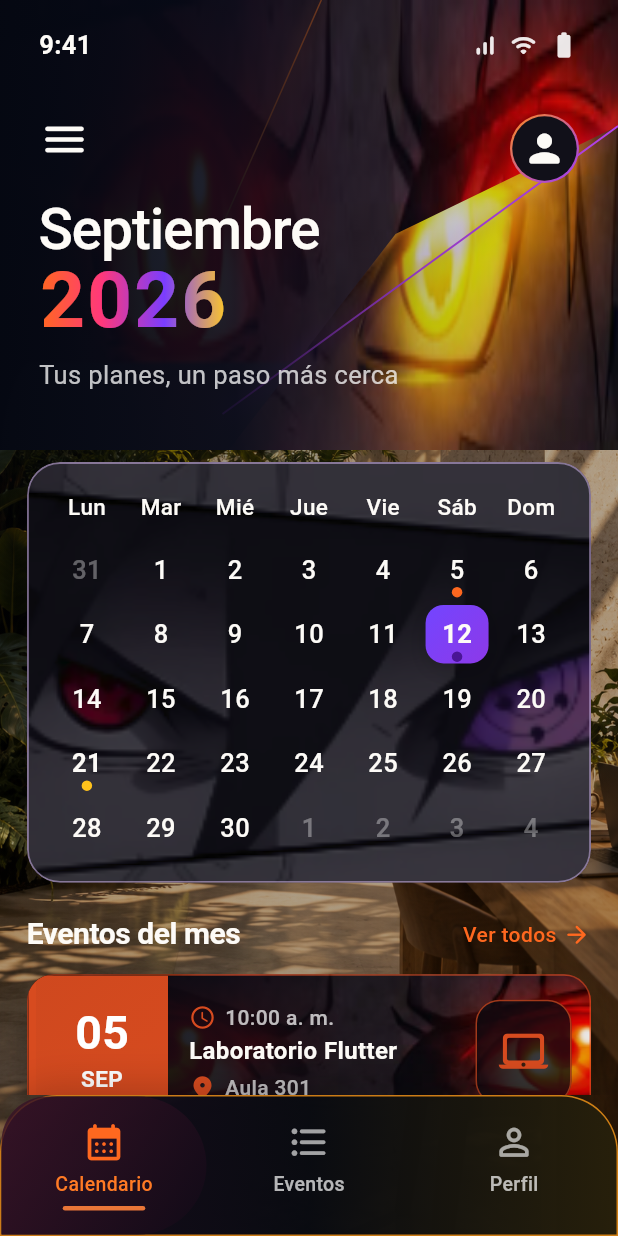
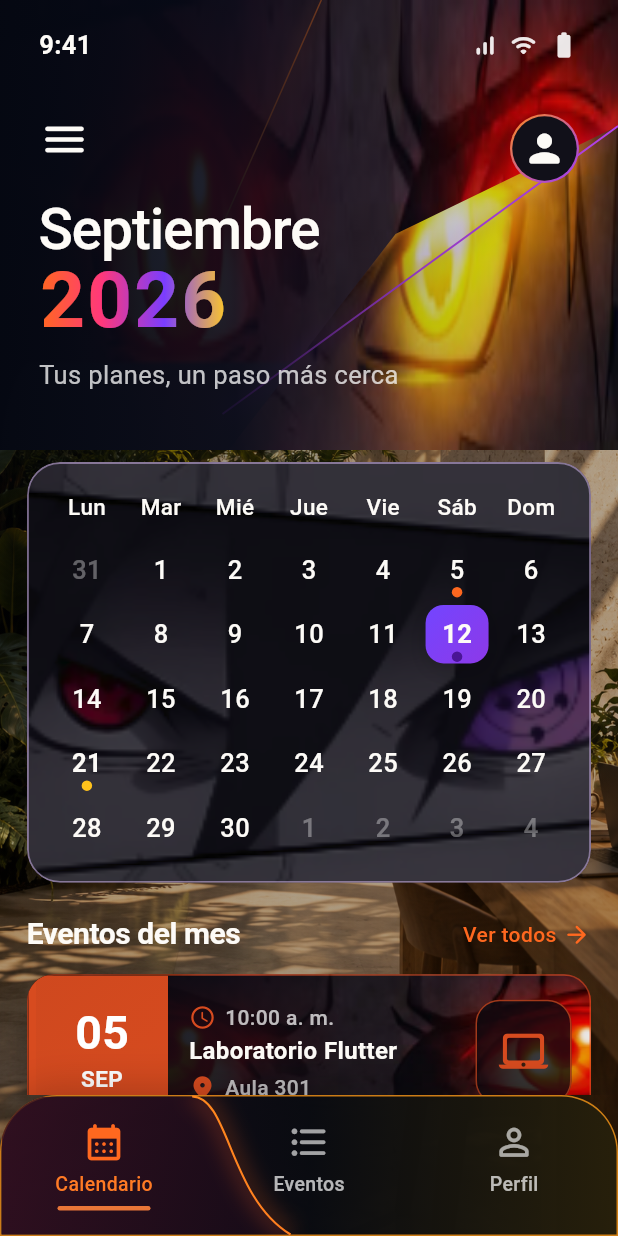
Before and after one commit to Andy-CE17/EXAMEN-6---AppMultiplataforma-, a Flutter app: the screen it shows after launch, on a phone screen of 412 x 824 dp. Run offline on Flutter 3.47's test engine with Material 3 defaults, Android fonts, the phone set to English and light mode, and no system bars; Roboto replaces fonts that are missing (Arial).

Commit message:
style: mejorar acabado de navegación inferior

```diff
--- a/lib/widgets/calendar_bottom_nav.dart
+++ b/lib/widgets/calendar_bottom_nav.dart
@@ -36,7 +36,31 @@ class CalendarBottomNav extends StatelessWidget {
           width: 1,
         ),
       ),
-      child: Row(
+      clipBehavior: Clip.antiAlias,
+      child: Stack(
+        children: [
+          Positioned.fill(
+            child: ClipPath(
+              clipper: const _SelectedSectionClipper(),
+              child: DecoratedBox(
+                decoration: BoxDecoration(
+                  gradient: LinearGradient(
+                    begin: Alignment.topLeft,
+                    end: Alignment.bottomRight,
+                    colors: [
+                      const Color(0xFF351020).withValues(alpha: .82),
+                      const Color(0xFF170B18).withValues(alpha: .86),
+                      const Color(0xFF090A0F).withValues(alpha: .96),
+                    ],
+                  ),
+                ),
+              ),
+            ),
+          ),
+          const Positioned.fill(
+            child: CustomPaint(painter: _SelectedSectionBorder()),
+          ),
+          Row(
             children: [
               _NavItem(
                 icon: Icons.calendar_month_rounded,
@@ -53,6 +77,8 @@ class CalendarBottomNav extends StatelessWidget {
                 icon: Icons.person_outline_rounded,
                 label: 'Perfil',
                 compact: compact,
+              ),
+            ],
           ),
         ],
       ),
@@ -76,25 +102,8 @@ class _NavItem extends StatelessWidget {
   @override
   Widget build(BuildContext context) {
     return Expanded(
-      child: Container(
+      child: SizedBox(
         height: double.infinity,
-        decoration: selected
-            ? BoxDecoration(
-                gradient: LinearGradient(
-                  begin: Alignment.topLeft,
-                  end: Alignment.bottomRight,
-                  colors: [
-                    const Color(0xFF3B1427).withValues(alpha: .82),
-                    const Color(0xFF110A17).withValues(alpha: .92),
-                  ],
-                ),
-                borderRadius: BorderRadius.only(
-                  topRight: Radius.circular(58),
-                  bottomRight: Radius.circular(58),
-                  topLeft: Radius.circular(38),
-                ),
-              )
-            : null,
         child: Column(
           mainAxisAlignment: MainAxisAlignment.center,
           children: [
@@ -119,7 +128,7 @@ class _NavItem extends StatelessWidget {
             SizedBox(height: compact ? 2 : 5),
             AnimatedContainer(
               duration: const Duration(milliseconds: 200),
-              width: selected ? (compact ? 40 : 55) : 0,
+              width: selected ? (compact ? 50 : 62) : 0,
               height: compact ? 2 : 3,
               decoration: BoxDecoration(
                 color: AppColors.terracotta,
@@ -132,3 +141,67 @@ class _NavItem extends StatelessWidget {
     );
   }
 }
+
+class _SelectedSectionClipper extends CustomClipper<Path> {
+  const _SelectedSectionClipper();
+
+  @override
+  Path getClip(Size size) {
+    return Path()
+      ..moveTo(0, 0)
+      ..lineTo(size.width * .31, 0)
+      ..cubicTo(
+        size.width * .37,
+        0,
+        size.width * .37,
+        size.height * .73,
+        size.width * .47,
+        size.height,
+      )
+      ..lineTo(0, size.height)
+      ..close();
+  }
+
+  @override
+  bool shouldReclip(covariant CustomClipper<Path> oldClipper) => false;
+}
+
+class _SelectedSectionBorder extends CustomPainter {
+  const _SelectedSectionBorder();
+
+  Path _curve(Size size) {
+    return Path()
+      ..moveTo(size.width * .31, 0)
+      ..cubicTo(
+        size.width * .37,
+        0,
+        size.width * .37,
+        size.height * .73,
+        size.width * .47,
+        size.height,
+      );
+  }
+
+  @override
+  void paint(Canvas canvas, Size size) {
+    final curve = _curve(size);
+    final glow = Paint()
+      ..color = const Color(0xFFFF681F).withValues(alpha: .48)
+      ..style = PaintingStyle.stroke
+      ..strokeWidth = 5
+      ..maskFilter = const MaskFilter.blur(BlurStyle.normal, 7);
+    final line = Paint()
+      ..shader = const LinearGradient(
+        colors: [Color(0xFFFFA11F), Color(0xFFFF541F)],
+      ).createShader(Offset.zero & size)
+      ..style = PaintingStyle.stroke
+      ..strokeWidth = 1.4;
+
+    canvas
+      ..drawPath(curve, glow)
+      ..drawPath(curve, line);
+  }
+
+  @override
+  bool shouldRepaint(covariant CustomPainter oldDelegate) => false;
+}
```
Lines whose indentation alone changed are shown as unchanged.
